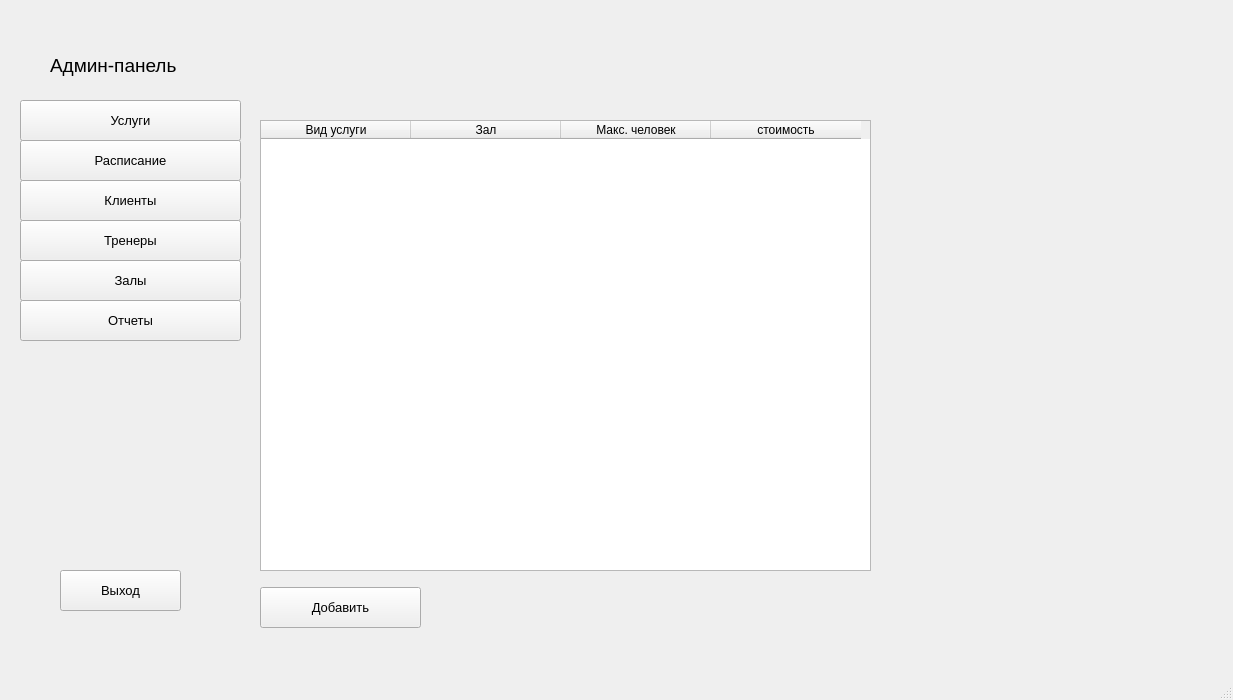
Nova18911/IS-for-accounting-for-GYM-customers, file src/ui/generated_ui/service_window.ui: the form before one commit.
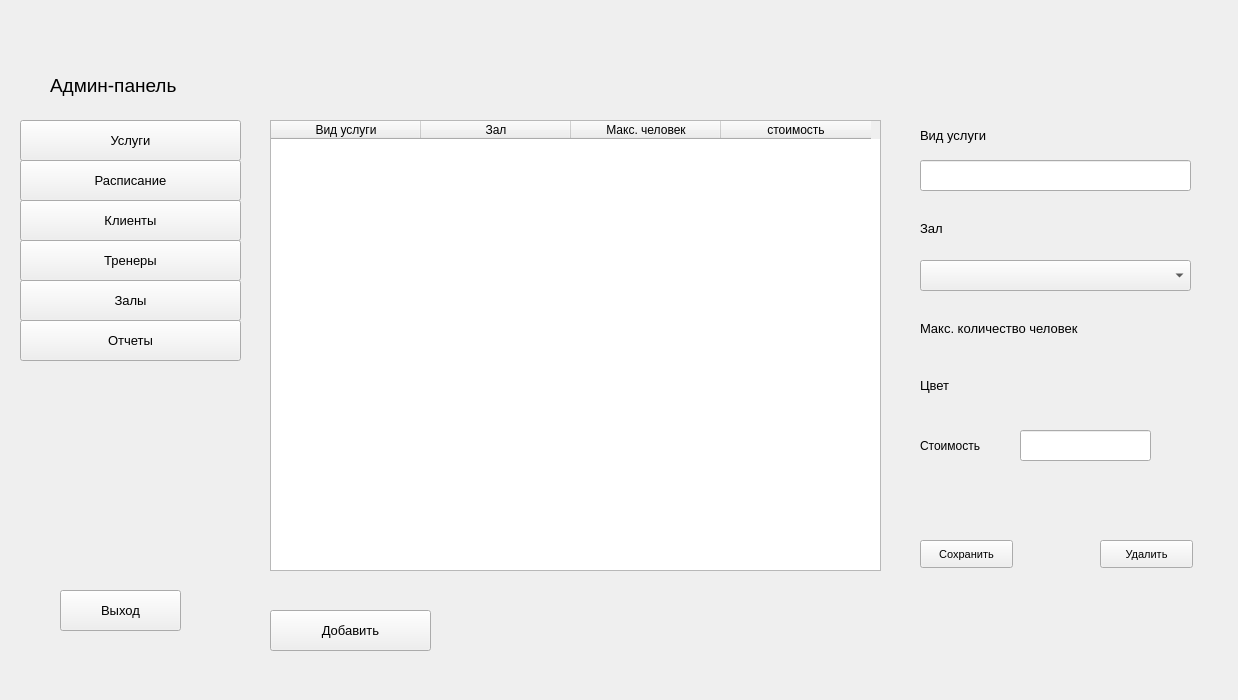
The form after the commit.

What changed in the file:
```diff
--- a/src/ui/generated_ui/service_window.ui
+++ b/src/ui/generated_ui/service_window.ui
@@ -1,24 +1,23 @@
 <?xml version="1.0" encoding="UTF-8"?>
 <ui version="4.0">
- <class>ServiceWindow</class>
- <widget class="QMainWindow" name="ServiceWindow">
+ <class>ServiceForm</class>
+ <widget class="QWidget" name="ServiceForm">
   <property name="geometry">
    <rect>
     <x>0</x>
     <y>0</y>
-    <width>1233</width>
+    <width>1238</width>
     <height>700</height>
    </rect>
   </property>
   <property name="windowTitle">
    <string>MainWindow</string>
   </property>
-  <widget class="QWidget" name="centralwidget">
    <widget class="QWidget" name="widget" native="true">
     <property name="geometry">
      <rect>
       <x>20</x>
-      <y>20</y>
+     <y>40</y>
       <width>221</width>
       <height>611</height>
      </rect>
@@ -169,9 +168,12 @@
     </widget>
    </widget>
    <widget class="QTableWidget" name="TableService">
+   <property name="enabled">
+    <bool>true</bool>
+   </property>
     <property name="geometry">
      <rect>
-      <x>260</x>
+     <x>270</x>
       <y>120</y>
       <width>611</width>
       <height>451</height>
@@ -218,11 +220,11 @@
      </property>
     </column>
    </widget>
-   <widget class="QPushButton" name="pushButton">
+  <widget class="QPushButton" name="AddServiceBtn">
     <property name="geometry">
      <rect>
-      <x>260</x>
-      <y>587</y>
+     <x>270</x>
+     <y>610</y>
       <width>161</width>
       <height>41</height>
      </rect>
@@ -236,18 +238,198 @@
      <string>Добавить</string>
     </property>
    </widget>
-  </widget>
-  <widget class="QMenuBar" name="menubar">
+  <widget class="QWidget" name="widget_2" native="true">
+   <property name="geometry">
+    <rect>
+     <x>900</x>
+     <y>40</y>
+     <width>311</width>
+     <height>611</height>
+    </rect>
+   </property>
+   <widget class="QLabel" name="labelTypeService">
+    <property name="geometry">
+     <rect>
+      <x>20</x>
+      <y>80</y>
+      <width>91</width>
+      <height>31</height>
+     </rect>
+    </property>
+    <property name="font">
+     <font>
+      <pointsize>10</pointsize>
+     </font>
+    </property>
+    <property name="text">
+     <string>Вид услуги</string>
+    </property>
+   </widget>
+   <widget class="QPushButton" name="DeleteServiceBtn">
    <property name="geometry">
     <rect>
-     <x>0</x>
-     <y>0</y>
-     <width>1233</width>
-     <height>26</height>
-    </rect>
-   </property>
-  </widget>
-  <widget class="QStatusBar" name="statusbar"/>
+      <x>200</x>
+      <y>500</y>
+      <width>93</width>
+      <height>28</height>
+     </rect>
+    </property>
+    <property name="font">
+     <font>
+      <pointsize>8</pointsize>
+     </font>
+    </property>
+    <property name="text">
+     <string>Удалить</string>
+    </property>
+   </widget>
+   <widget class="QLabel" name="label_MaxE">
+    <property name="geometry">
+     <rect>
+      <x>20</x>
+      <y>320</y>
+      <width>81</width>
+      <height>31</height>
+     </rect>
+    </property>
+    <property name="font">
+     <font>
+      <pointsize>10</pointsize>
+     </font>
+    </property>
+    <property name="text">
+     <string/>
+    </property>
+   </widget>
+   <widget class="QLabel" name="labelMax">
+    <property name="geometry">
+     <rect>
+      <x>20</x>
+      <y>280</y>
+      <width>211</width>
+      <height>16</height>
+     </rect>
+    </property>
+    <property name="font">
+     <font>
+      <pointsize>10</pointsize>
+     </font>
+    </property>
+    <property name="text">
+     <string>Макс. количество человек</string>
+    </property>
+   </widget>
+   <widget class="QLabel" name="ColorLabel">
+    <property name="geometry">
+     <rect>
+      <x>20</x>
+      <y>330</y>
+      <width>55</width>
+      <height>31</height>
+     </rect>
+    </property>
+    <property name="font">
+     <font>
+      <pointsize>10</pointsize>
+     </font>
+    </property>
+    <property name="text">
+     <string>Цвет</string>
+    </property>
+   </widget>
+   <widget class="QLabel" name="labelColorE">
+    <property name="geometry">
+     <rect>
+      <x>90</x>
+      <y>330</y>
+      <width>191</width>
+      <height>31</height>
+     </rect>
+    </property>
+    <property name="text">
+     <string/>
+    </property>
+   </widget>
+   <widget class="QComboBox" name="HallComboBox">
+    <property name="geometry">
+     <rect>
+      <x>20</x>
+      <y>220</y>
+      <width>271</width>
+      <height>31</height>
+     </rect>
+    </property>
+   </widget>
+   <widget class="QLabel" name="labelHall">
+    <property name="geometry">
+     <rect>
+      <x>20</x>
+      <y>180</y>
+      <width>55</width>
+      <height>16</height>
+     </rect>
+    </property>
+    <property name="font">
+     <font>
+      <pointsize>10</pointsize>
+     </font>
+    </property>
+    <property name="text">
+     <string>Зал</string>
+    </property>
+   </widget>
+   <widget class="QPushButton" name="SaveServiceBtn">
+    <property name="geometry">
+     <rect>
+      <x>20</x>
+      <y>500</y>
+      <width>93</width>
+      <height>28</height>
+     </rect>
+    </property>
+    <property name="font">
+     <font>
+      <pointsize>8</pointsize>
+     </font>
+    </property>
+    <property name="text">
+     <string>Сохранить</string>
+    </property>
+   </widget>
+   <widget class="QLineEdit" name="TypeServiceEdit">
+    <property name="geometry">
+     <rect>
+      <x>20</x>
+      <y>120</y>
+      <width>271</width>
+      <height>31</height>
+     </rect>
+    </property>
+   </widget>
+   <widget class="QLineEdit" name="PriceEdit">
+    <property name="geometry">
+     <rect>
+      <x>120</x>
+      <y>390</y>
+      <width>131</width>
+      <height>31</height>
+     </rect>
+    </property>
+   </widget>
+   <widget class="QLabel" name="label">
+    <property name="geometry">
+     <rect>
+      <x>20</x>
+      <y>390</y>
+      <width>81</width>
+      <height>31</height>
+     </rect>
+    </property>
+    <property name="text">
+     <string>Стоимость</string>
+    </property>
+   </widget>
+  </widget>
  </widget>
  <resources/>
  <connections/>
```
Left out of the diff: 16 changed lines with no effect on the pictures. Lines whose indentation alone changed are shown as unchanged.
